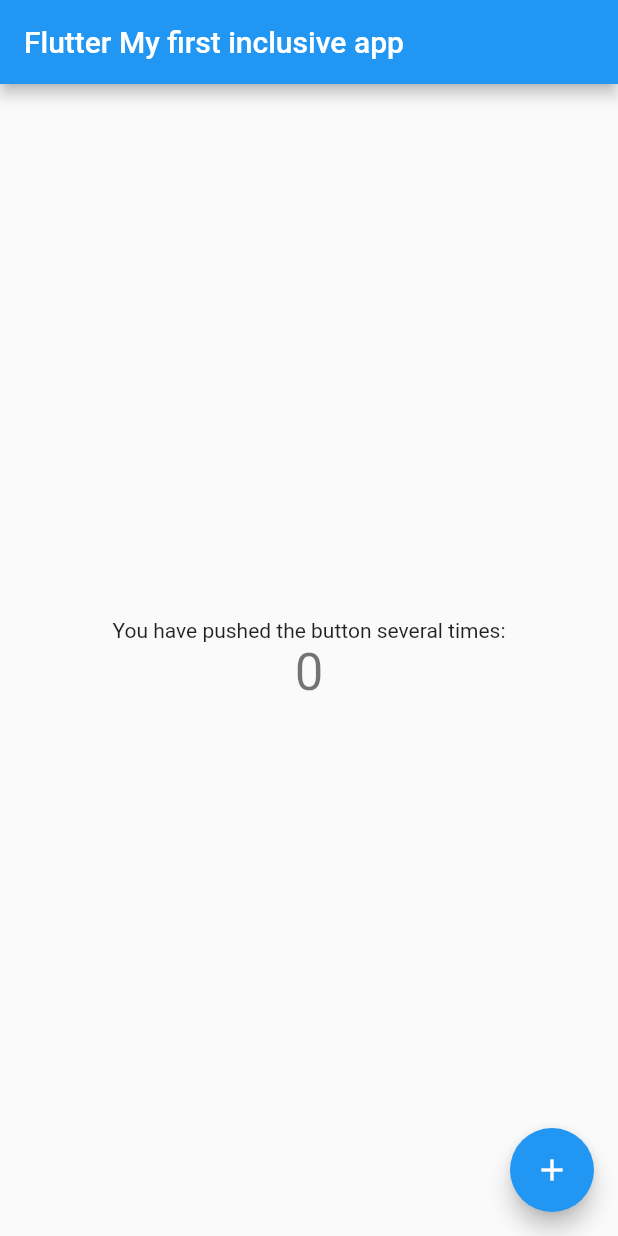
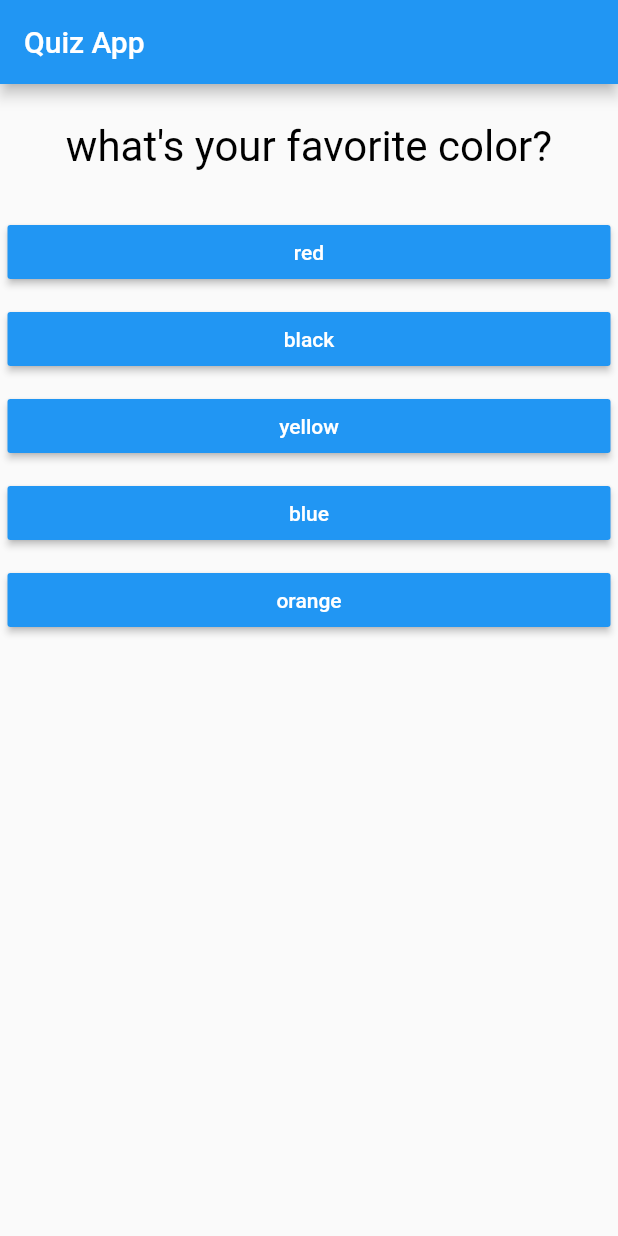
Before and after one commit to designleaders/first_app, a Flutter app: the screen it shows after launch, on a phone screen of 412 x 824 dp. Run offline on Flutter 3.47's test engine with Material 2 defaults, Android fonts, the phone set to English and light mode, and no system bars.

Commit message:
first commit

```diff
--- /dev/null
+++ b/lib/answers.dart
@@ -0,0 +1,20 @@
+import 'package:flutter/material.dart';
+
+class Answers extends StatelessWidget {
+  final VoidCallback selectHandler;
+  final answerText;
+
+  Answers(this.selectHandler, this.answerText);
+  @override
+  Widget build(BuildContext context) {
+    return Container(
+      width: double.infinity,
+      margin: EdgeInsets.all(5),
+      child: RaisedButton(
+          color: Colors.blue,
+          textColor: Colors.white,
+          child: Text(answerText),
+          onPressed: selectHandler),
+    );
+  }
+}
--- a/lib/main.dart
+++ b/lib/main.dart
@@ -1,115 +1,159 @@
 import 'package:flutter/material.dart';
+import 'package:flutter/widgets.dart';
 
-void main() {
-  runApp(const MyApp());
-}
+import './Quiz.dart';
+import './result.dart';
 
-class MyApp extends StatelessWidget {
-  const MyApp({Key? key}) : super(key: key);
+void main() => runApp(MyApp());
 
-  // This widget is the root of your application.
+class MyApp extends StatefulWidget {
   @override
-  Widget build(BuildContext context) {
-    return MaterialApp(
-      title: 'Flutter Demo',
-      theme: ThemeData(
-        // This is the theme of your application.
-        //
-        // Try running your application with "flutter run". You'll see the
-        // application has a blue toolbar. Then, without quitting the app, try
-        // changing the primarySwatch below to Colors.green and then invoke
-        // "hot reload" (press "r" in the console where you ran "flutter run",
-        // or simply save your changes to "hot reload" in a Flutter IDE).
-        // Notice that the counter didn't reset back to zero; the application
-        // is not restarted.
-        primarySwatch: Colors.blue,
-      ),
-      home: const MyHomePage(title: 'Flutter My first inclusive app'),
-    );
+  State<StatefulWidget> createState() {
+    // TODO: implement createState
+    return _MyAppState();
   }
 }
 
-class MyHomePage extends StatefulWidget {
-  const MyHomePage({Key? key, required this.title}) : super(key: key);
+class _MyAppState extends State<MyApp> {
+  final _questions = const [
+    {
+      'questionText': 'what\'s your favorite color?',
+      'answers': [
+        {'text': 'red', 'score': 0},
+        {'text': 'black', 'score': 0},
+        {'text': 'yellow', 'score': 0},
+        {'text': 'blue', 'score': 1},
+        {'text': 'orange', 'score': 0},
+      ]
+    },
+    {
+      'questionText': 'what\'s your favorite animal?',
+      'answers': [
+        {'text': 'camel', 'score': 0},
+        {'text': 'cow', 'score': 0},
+        {'text': 'goat', 'score': 0},
+        {'text': 'tiger', 'score': 1},
+        {'text': 'cat', 'score': 0},
+      ]
+    },
+    {
+      'questionText': 'what\'s your favorite country?',
+      'answers': [
+        {'text': 'USA', 'score': 0},
+        {'text': 'UK', 'score': 0},
+        {'text': 'EU', 'score': 0},
+        {'text': 'BD', 'score': 1},
+        {'text': 'UAE', 'score': 0},
+      ]
+    },
+    {
+      'questionText': 'what\'s our capital?',
+      'answers': [
+        {'text': 'khulna', 'score': 0},
+        {'text': 'rajshahi', 'score': 0},
+        {'text': 'syhlet', 'score': 0},
+        {'text': 'dhaka', 'score': 1},
+        {'text': 'chottogram', 'score': 0},
+      ]
+    },
+    {
+      'questionText': 'what\'s our common foods?',
+      'answers': [
+        {'text': 'banana', 'score': 0},
+        {'text': 'potatoes', 'score': 0},
+        {'text': 'barli', 'score': 0},
+        {'text': 'rice', 'score': 1},
+        {'text': 'pizza', 'score': 0},
+      ]
+    },
+    {
+      'questionText': 'what\'s our national fruit?',
+      'answers': [
+        {'text': 'mango', 'score': 0},
+        {'text': 'apple', 'score': 0},
+        {'text': 'grape', 'score': 0},
+        {'text': 'jack fruit', 'score': 1},
+        {'text': 'pine apple', 'score': 0},
+      ]
+    },
+    {
+      'questionText': 'who wrote our national anthem?',
+      'answers': [
+        {'text': 'kazi nazrul islam', 'score': 0},
+        {'text': 'promoth chawdhury', 'score': 0},
+        {'text': 'Sorotchandra chattapadhay', 'score': 0},
+        {'text': 'Rabindranath Tagore', 'score': 1},
+        {'text': 'Bivutovushon chattapaddhay', 'score': 0},
+      ]
+    },
+    {
+      'questionText': 'which country is our best donar?',
+      'answers': [
+        {'text': 'china', 'score': 0},
+        {'text': 'canadaq', 'score': 0},
+        {'text': 'india', 'score': 0},
+        {'text': 'japan', 'score': 1},
+        {'text': 'ameriaca', 'score': 0},
+      ]
+    },
+    {
+      'questionText': 'which company change its name as Metaverse?',
+      'answers': [
+        {'text': 'apple', 'score': 0},
+        {'text': 'google', 'score': 0},
+        {'text': 'amazon', 'score': 0},
+        {'text': 'facebook', 'score': 1},
+        {'text': 'twitter', 'score': 0},
+      ]
+    },
+    {
+      'questionText': 'who is the founder of SpaceX?',
+      'answers': [
+        {'text': 'stave jobs', 'score': 0},
+        {'text': 'bill gates', 'score': 0},
+        {'text': 'mark zukerberg', 'score': 0},
+        {'text': 'elon mask', 'score': 1},
+        {'text': 'jeff bejos', 'score': 0},
+      ]
+    },
+  ];
+  var _answerIndex = 0;
+  var _totalScore = 0;
+  void _resetQuiz() {
+    setState(() {
+      _answerIndex = 0;
+      _totalScore = 0;
+    });
+  }
 
-  // This widget is the home page of your application. It is stateful, meaning
-  // that it has a State object (defined below) that contains fields that affect
-  // how it looks.
+  void _answerQuestions(int score) {
+    setState(() {
+      _totalScore = _totalScore + score;
+    });
 
-  // This class is the configuration for the state. It holds the values (in this
-  // case the title) provided by the parent (in this case the App widget) and
-  // used by the build method of the State. Fields in a Widget subclass are
-  // always marked "final".
+    setState(() {
+      _answerIndex = _answerIndex + 1;
+    });
 
-  final String title;
-
-  @override
-  State<MyHomePage> createState() => _MyHomePageState();
-}
-
-class _MyHomePageState extends State<MyHomePage> {
-  int _counter = 0;
-
-  void _incrementCounter() {
-    setState(() {
-      // This call to setState tells the Flutter framework that something has
-      // changed in this State, which causes it to rerun the build method below
-      // so that the display can reflect the updated values. If we changed
-      // _counter without calling setState(), then the build method would not be
-      // called again, and so nothing would appear to happen.
-      _counter = _counter + 2;
-    });
+    if (_answerIndex < _questions.length) {
+      print('you have more questions');
+    }
   }
 
   @override
   Widget build(BuildContext context) {
-    // This method is rerun every time setState is called, for instance as done
-    // by the _incrementCounter method above.
-    //
-    // The Flutter framework has been optimized to make rerunning build methods
-    // fast, so that you can just rebuild anything that needs updating rather
-    // than having to individually change instances of widgets.
-    return Scaffold(
-      appBar: AppBar(
-        // Here we take the value from the MyHomePage object that was created by
-        // the App.build method, and use it to set our appbar title.
-        title: Text(widget.title),
+    return MaterialApp(
+      home: Scaffold(
+        appBar: AppBar(
+          title: Text('Quiz App'),
+        ),
+        body: _answerIndex < _questions.length
+            ? Quiz(
+                answerQuestions: _answerQuestions,
+                answerIndex: _answerIndex,
+                questions: _questions)
+            : Result(_totalScore, _resetQuiz),
       ),
-      body: Center(
-        // Center is a layout widget. It takes a single child and positions it
-        // in the middle of the parent.
-        child: Column(
-          // Column is also a layout widget. It takes a list of children and
-          // arranges them vertically. By default, it sizes itself to fit its
-          // children horizontally, and tries to be as tall as its parent.
-          //
-          // Invoke "debug painting" (press "p" in the console, choose the
-          // "Toggle Debug Paint" action from the Flutter Inspector in Android
-          // Studio, or the "Toggle Debug Paint" command in Visual Studio Code)
-          // to see the wireframe for each widget.
-          //
-          // Column has various properties to control how it sizes itself and
-          // how it positions its children. Here we use mainAxisAlignment to
-          // center the children vertically; the main axis here is the vertical
-          // axis because Columns are vertical (the cross axis would be
-          // horizontal).
-          mainAxisAlignment: MainAxisAlignment.center,
-          children: <Widget>[
-            const Text(
-              'You have pushed the button several times:',
-            ),
-            Text(
-              '$_counter',
-              style: Theme.of(context).textTheme.headline4,
-            ),
-          ],
-        ),
-      ),
-      floatingActionButton: FloatingActionButton(
-        onPressed: _incrementCounter,
-        tooltip: 'Increment',
-        child: const Icon(Icons.add),
-      ), // This trailing comma makes auto-formatting nicer for build methods.
     );
   }
 }
--- /dev/null
+++ b/lib/questions.dart
@@ -0,0 +1,24 @@
+import 'package:flutter/cupertino.dart';
+import 'package:flutter/material.dart';
+
+class Questions extends StatelessWidget {
+  final String quesitonText;
+
+  Questions(this.quesitonText);
+
+  @override
+  Widget build(BuildContext context) {
+    return Container(
+      width: double.infinity,
+      margin: EdgeInsets.all(25),
+      child: Text(
+        quesitonText,
+        style: TextStyle(
+          fontSize: 28,
+          color: Colors.black,
+        ),
+        textAlign: TextAlign.center,
+      ),
+    );
+  }
+}
--- /dev/null
+++ b/lib/quiz.dart
@@ -0,0 +1,32 @@
+// ignore: file_names
+// ignore: file_names
+import 'package:flutter/material.dart';
+
+import './questions.dart';
+import './answers.dart';
+
+class Quiz extends StatelessWidget {
+  final List<Map<String, Object>> questions;
+  final int answerIndex;
+  final Function answerQuestions;
+
+  // ignore: use_key_in_widget_constructors
+  Quiz(
+      {required this.answerQuestions,
+      required this.questions,
+      required this.answerIndex});
+
+  @override
+  Widget build(BuildContext context) {
+    return Column(
+      children: [
+        Questions(questions[answerIndex]['questionText'] as String),
+        ...(questions[answerIndex]['answers'] as List<Map<String, Object>>)
+            .map((answer) {
+          return Answers(
+              () => answerQuestions(answer['score']), answer['text']);
+        }),
+      ],
+    );
+  }
+}
--- /dev/null
+++ b/lib/result.dart
@@ -0,0 +1,45 @@
+import 'package:flutter/material.dart';
+
+class Result extends StatelessWidget {
+  final int resultScore;
+  final VoidCallback resetHandler;
+  Result(this.resultScore, this.resetHandler);
+
+  String get resultPhrase {
+    var resultText = 'the quiz is completed!';
+    if (resultScore >= 8) {
+      resultText = 'you are excellent! You got  -$resultScore';
+    } else if (resultScore >= 5) {
+      resultText = 'you are good, You got -$resultScore';
+    } else if (resultScore >= 3) {
+      resultText = 'you are pass, You got -$resultScore';
+    } else {
+      resultText = 'you failed! You got -$resultScore';
+    }
+    return resultText;
+  }
+
+  @override
+  Widget build(BuildContext context) {
+    return Center(
+      child: Column(
+        children: [
+          Text(
+            resultPhrase,
+            style: TextStyle(
+              fontSize: 36,
+              fontWeight: FontWeight.bold,
+            ),
+            textAlign: TextAlign.center,
+          ),
+          FlatButton(
+            color: Colors.blue[700],
+            textColor: Colors.white,
+            child: Text('Restart Quiz!'),
+            onPressed: resetHandler,
+          ),
+        ],
+      ),
+    );
+  }
+}
--- a/pubspec.yaml
+++ b/pubspec.yaml
@@ -18,7 +18,7 @@ publish_to: 'none' # Remove this line if you wish to publish to pub.dev
 version: 1.0.0+1
 
 environment:
-  sdk: ">=2.12.0 <3.0.0"
+  sdk: '>=2.12.0 <3.0.0'
 
 # Dependencies specify other packages that your package needs in order to work.
 # To automatically upgrade your package dependencies to the latest versions
@@ -33,7 +33,7 @@ dependencies:
 
   # The following adds the Cupertino Icons font to your application.
   # Use with the CupertinoIcons class for iOS style icons.
-  cupertino_icons: ^1.0.2
+  cupertino_icons: ^1.0.3
 
 dev_dependencies:
   flutter_test:
@@ -44,7 +44,7 @@ dev_dependencies:
   # activated in the `analysis_options.yaml` file located at the root of your
   # package. See that file for information about deactivating specific lint
   # rules and activating additional ones.
-  flutter_lints: ^1.0.0
+  flutter_lints: ^1.0.4
 
 # For information on the generic Dart part of this file, see the
 # following page: https://dart.dev/tools/pub/pubspec
```
Also changed, not shown: 1 other file.
